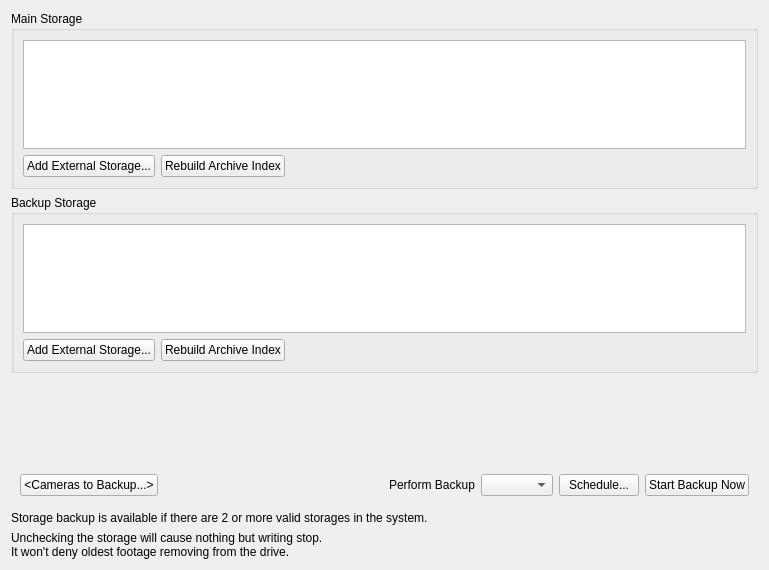
Above: client/src/ui/widgets/properties/storage_config_widget.ui from networkoptix/nx_open before the change. Below: the same form after it.
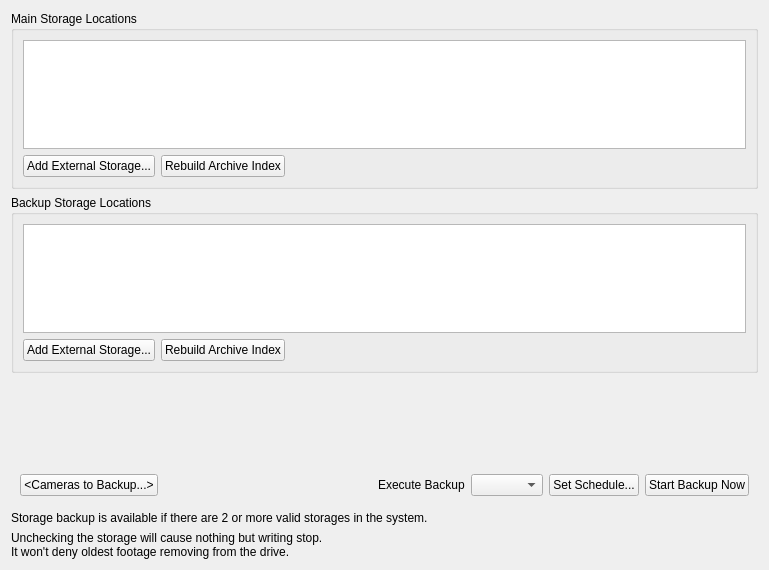
That is the form after the change. Custom widgets are drawn as their Qt base class.

```diff
--- a/client/src/ui/widgets/properties/storage_config_widget.ui
+++ b/client/src/ui/widgets/properties/storage_config_widget.ui
@@ -14,7 +14,7 @@
    <item>
     <widget class="QGroupBox" name="storagesGroupBox">
      <property name="title">
-      <string>Main Storage</string>
+      <string>Main Storage Locations</string>
      </property>
      <layout class="QVBoxLayout" name="verticalLayout" stretch="1,0">
       <item>
@@ -85,7 +85,7 @@
    <item>
     <widget class="QGroupBox" name="backupStoragesGroupBox">
      <property name="title">
-      <string>Backup Storage</string>
+      <string>Backup Storage Locations</string>
      </property>
      <layout class="QVBoxLayout" name="verticalLayout_4" stretch="1,0">
       <item>
@@ -269,7 +269,7 @@
         <item>
          <widget class="QLabel" name="whenToBackupLabel">
           <property name="text">
-           <string>Perform Backup</string>
+           <string>Execute Backup</string>
           </property>
          </widget>
         </item>
@@ -279,7 +279,7 @@
         <item>
          <widget class="QPushButton" name="pushButtonSchedule">
           <property name="text">
-           <string>Schedule...</string>
+           <string>Set Schedule...</string>
           </property>
          </widget>
         </item>
```
